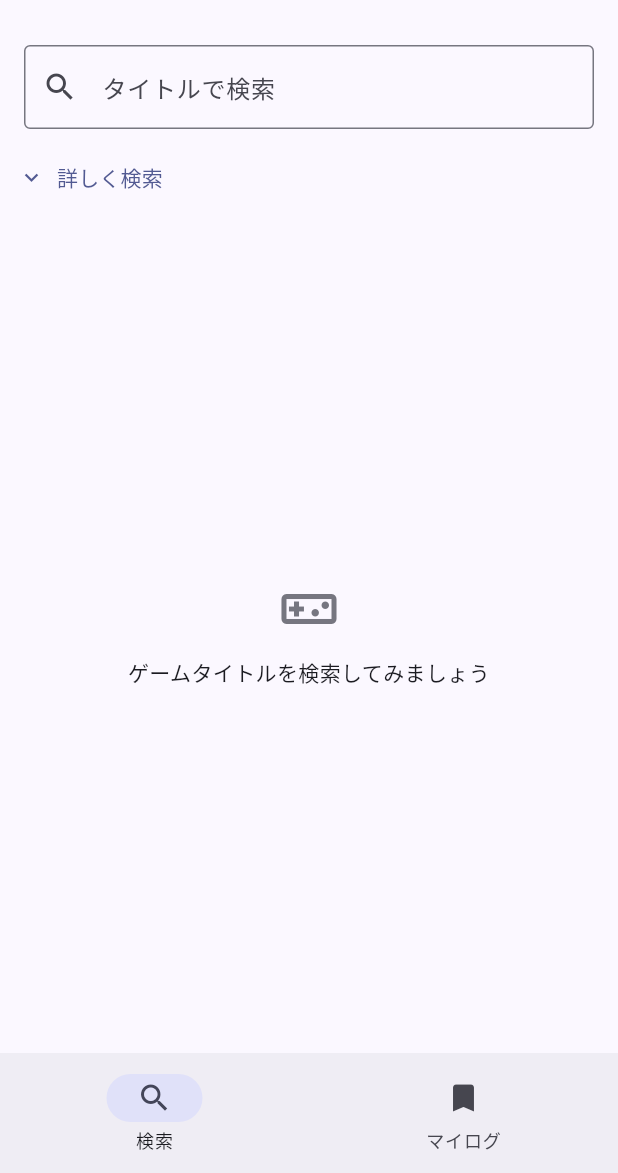
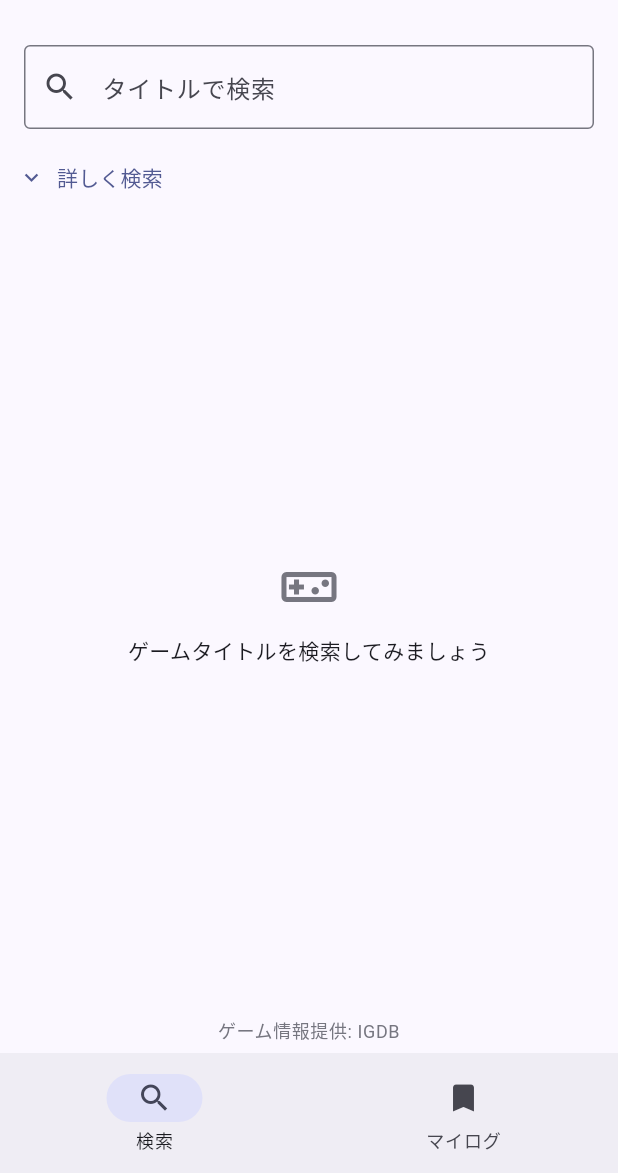
Before and after one commit to BIFFI1130/savepoint, a Flutter app: the screen it shows once a user with an empty profile is signed in, on a phone screen of 412 x 824 dp, the part 63-1236 px from its top. Run offline on Flutter 3.47's test engine with Material 3 defaults, Android fonts, the phone set to English and light mode, and no system bars; our stand-ins replace cached_network_image, flutter_rating_bar, flutter_riverpod, go_router, sign_in_with_apple, supabase_flutter; accounts and stored records are empty; statements that could not run were skipped.

Commit message:
Add IGDB attribution and draft privacy policy / terms of service
Twitch's Developer Services Agreement requires attributing use of
Program Materials and providing a clear path back to the source.
Adds "ゲーム情報提供: IGDB" credit on search/detail screens plus a
per-game link to its IGDB page (new igdb_url column, fetched via
the games' `url` field). Also drafts docs/privacy-policy.md and
docs/terms-of-service.md for future App Store submission — both
still need operator contact details filled in and public hosting.

Co-Authored-By: Claude Sonnet 5 <noreply@anthropic.com>

```diff
--- a/lib/features/game_search/domain/game.dart
+++ b/lib/features/game_search/domain/game.dart
@@ -31,6 +31,7 @@ class Game {
     this.developers = const [],
     this.publishers = const [],
     this.similarGames = const [],
+    this.igdbUrl,
   });
 
   final int id;
@@ -43,6 +44,9 @@ class Game {
   final List<String> developers;
   final List<String> publishers;
   final List<SimilarGame> similarGames;
+
+  /// このゲームのIGDB上のページURL。データ提供元（IGDB）への導線として表示する。
+  final String? igdbUrl;
 
   int? get releaseYear => firstReleaseDate?.year;
 
@@ -67,6 +71,7 @@ class Game {
               .map(SimilarGame.fromJson)
               .toList() ??
           const [],
+      igdbUrl: json['igdb_url'] as String?,
     );
   }
 }
--- a/lib/features/game_search/presentation/screens/game_search_screen.dart
+++ b/lib/features/game_search/presentation/screens/game_search_screen.dart
@@ -171,6 +171,16 @@ class _GameSearchScreenState extends ConsumerState<GameSearchScreen> {
               ),
             ),
           ),
+          Padding(
+            padding: const EdgeInsets.symmetric(vertical: 6),
+            child: Text(
+              'ゲーム情報提供: IGDB',
+              textAlign: TextAlign.center,
+              style: Theme.of(context).textTheme.bodySmall?.copyWith(
+                    color: Theme.of(context).colorScheme.outline,
+                  ),
+            ),
+          ),
         ],
       ),
     );
--- a/pubspec.yaml
+++ b/pubspec.yaml
@@ -58,6 +58,9 @@ dependencies:
   # Sign in with Apple の nonce ハッシュ生成用
   crypto: ^3.0.6
 
+  # IGDB帰属表示（データ提供元へのリンク）を開くために使用
+  url_launcher: ^6.3.1
+
 dev_dependencies:
   flutter_test:
     sdk: flutter
```
Also changed, not shown: lib/features/game_search/presentation/screens/game_detail_screen.dart (+40 -0 lines), pubspec.lock, 5 other files.
